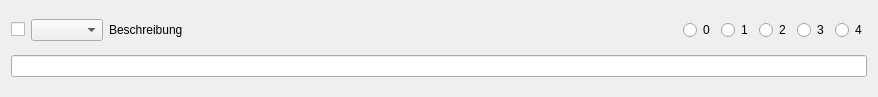
First picture: the form in gui_functionform.ui, repository loaded02/ICF_Report, before the edit.
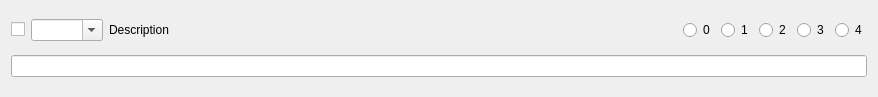
Second picture: the form after the edit.

The edit to the form file:
```diff
--- a/gui_functionform.ui
+++ b/gui_functionform.ui
@@ -24,7 +24,11 @@
       </widget>
      </item>
      <item>
-      <widget class="QComboBox" name="comboBox"/>
+      <widget class="QComboBox" name="comboBox">
+       <property name="editable">
+        <bool>true</bool>
+       </property>
+      </widget>
      </item>
      <item>
       <widget class="QLabel" name="label">
@@ -35,7 +39,7 @@
         </sizepolicy>
        </property>
        <property name="text">
-        <string>Beschreibung</string>
+        <string>Description</string>
        </property>
       </widget>
      </item>
```
